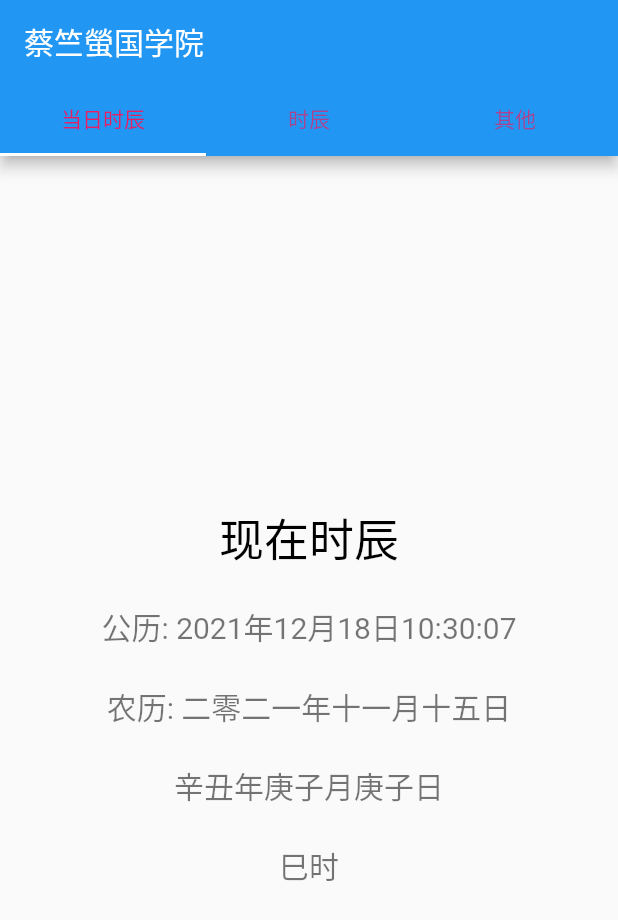
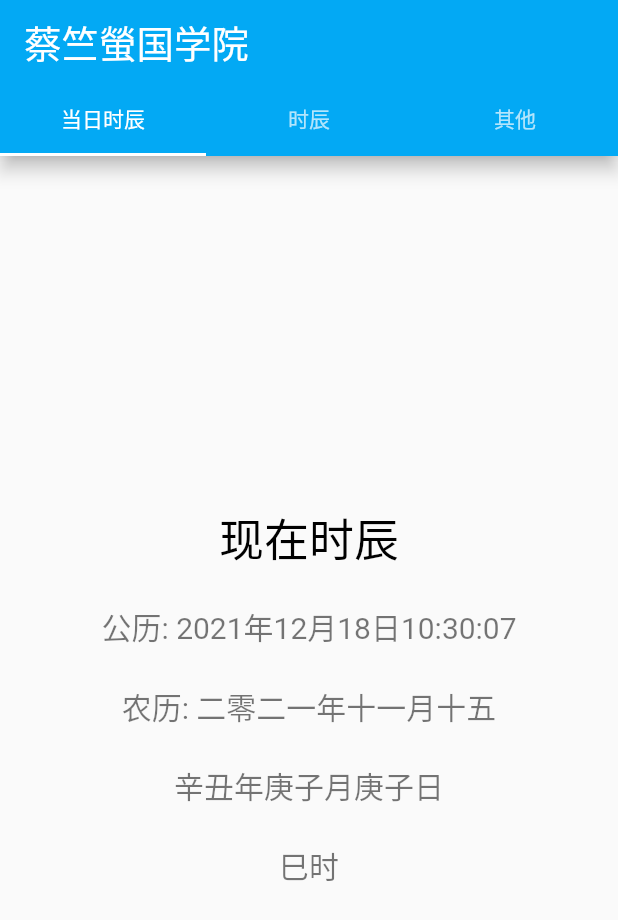
Before and after one commit to minghuwang/lunar_time, a Flutter app: the screen it shows after launch, on a phone screen of 412 x 824 dp. Shown: the top 920 px of the screen. Run offline on Flutter 3.47's test engine with Material 2 defaults, Android fonts, the phone set to English and light mode, and no system bars.

Commit message:
remove lunar day appendix 日

```diff
--- a/lib/main.dart
+++ b/lib/main.dart
@@ -272,8 +272,12 @@ class _MyHomePageState extends State<MyHomePage> {
         length: 3,
         child: Scaffold(
           appBar: AppBar(
+            elevation: 5,
+            backgroundColor: Colors.lightBlue,
+            foregroundColor: Colors.white,
             bottom: const TabBar(
-              labelColor: Colors.pink,
+              indicatorColor: Colors.white,
+              // labelColor: Colors.pink,
               tabs: [
                 // Tab(icon: Icon(Icons.directions_car)),
                 Tab(text: "当日时辰"),
@@ -283,7 +287,10 @@ class _MyHomePageState extends State<MyHomePage> {
                 Tab(text: "其他"),
               ],
             ),
-            title: Text("蔡竺螢国学院"),
+            title: Text(
+              "蔡竺螢国学院",
+              style: TextStyle(color: Colors.white, fontSize: 25),
+            ),
           ),
           body: TabBarView(
             children: [
@@ -315,7 +322,7 @@ class _MyHomePageState extends State<MyHomePage> {
             style: TextStyle(color: Colors.black54, fontSize: 20),
           ),
           Text(
-            '\n农历: ${lunarTimeString[2]}年${lunarTimeString[1]}月${lunarTimeString[0]}日',
+            '\n农历: ${lunarTimeString[2]}年${lunarTimeString[1]}月${lunarTimeString[0]}',
             style: TextStyle(color: Colors.black54, fontSize: 20),
           ),
           // Text(
@@ -323,7 +330,7 @@ class _MyHomePageState extends State<MyHomePage> {
           //   style: TextStyle(color: Colors.black54, fontSize: 20),
           // ),
           Text(
-            '\n${getGanZhiStringYear()}年$ganZhiMonth月$ganZhiDay日',
+            '\n$ganZhiYear年$ganZhiMonth月$ganZhiDay日',
             style: TextStyle(color: Colors.black54, fontSize: 20),
           ),
           Text(
@@ -404,7 +411,7 @@ class _MyHomePageState extends State<MyHomePage> {
             if (selectLunarTimeString != null) {
               return Text(
                 // '\n农历: $selectLunarTimeString',
-                '\n农历: ${selectLunarTimeString[2]}年${selectLunarTimeString[1]}月${selectLunarTimeString[0]}日',
+                '\n农历: ${selectLunarTimeString[2]}年${selectLunarTimeString[1]}月${selectLunarTimeString[0]}',
                 style: TextStyle(color: Colors.black54, fontSize: 20),
               );
             } else {
```
